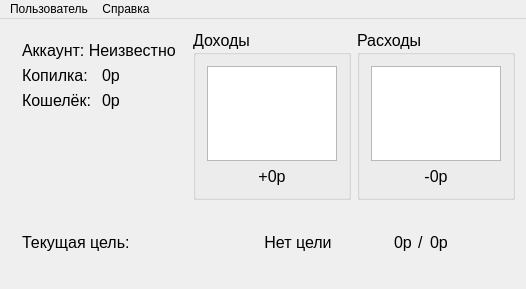
Above: hifive/CHMV/RGR/mainwindow.ui from MangriMen/SibSUTIS5semester before the change. Below: the same form after it.
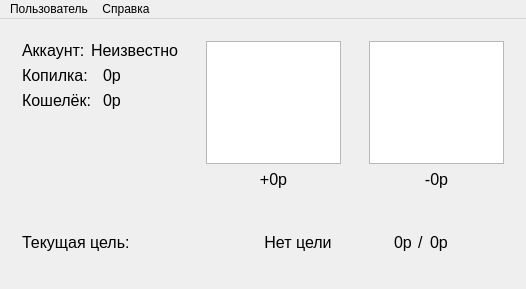
That is the form after the change. Icons and pictures are not drawn. Custom widgets are drawn as their Qt base class.

```diff
--- a/hifive/CHMV/RGR/mainwindow.ui
+++ b/hifive/CHMV/RGR/mainwindow.ui
@@ -15,8 +15,138 @@
   </property>
   <widget class="QWidget" name="centralWidget">
    <layout class="QGridLayout" name="gridLayout">
-    <item row="2" column="0" colspan="3">
-     <widget class="QWidget" name="widget_3" native="true">
+    <item row="1" column="1">
+     <spacer name="verticalSpacer">
+      <property name="font">
+       <font>
+        <pointsize>12</pointsize>
+       </font>
+      </property>
+      <property name="orientation">
+       <enum>Qt::Vertical</enum>
+      </property>
+      <property name="sizeHint" stdset="0">
+       <size>
+        <width>20</width>
+        <height>40</height>
+       </size>
+      </property>
+     </spacer>
+    </item>
+    <item row="0" column="1">
+     <widget class="QWidget" name="widAccountData" native="true">
+      <property name="font">
+       <font>
+        <pointsize>12</pointsize>
+       </font>
+      </property>
+      <layout class="QGridLayout" name="gridLayout_3">
+       <item row="0" column="0">
+        <widget class="QLabel" name="lblAccountText">
+         <property name="sizePolicy">
+          <sizepolicy hsizetype="Preferred" vsizetype="Maximum">
+           <horstretch>0</horstretch>
+           <verstretch>0</verstretch>
+          </sizepolicy>
+         </property>
+         <property name="font">
+          <font>
+           <pointsize>12</pointsize>
+          </font>
+         </property>
+         <property name="text">
+          <string>Аккаунт:</string>
+         </property>
+        </widget>
+       </item>
+       <item row="0" column="1">
+        <widget class="QLabel" name="lblAccountName">
+         <property name="font">
+          <font>
+           <pointsize>12</pointsize>
+          </font>
+         </property>
+         <property name="text">
+          <string>Неизвестно</string>
+         </property>
+        </widget>
+       </item>
+       <item row="1" column="0" colspan="2">
+        <widget class="WidgetButton" name="widFunds">
+         <property name="font">
+          <font>
+           <pointsize>12</pointsize>
+          </font>
+         </property>
+         <layout class="QGridLayout" name="gridLayout_2">
+          <property name="leftMargin">
+           <number>0</number>
+          </property>
+          <property name="topMargin">
+           <number>0</number>
+          </property>
+          <property name="rightMargin">
+           <number>0</number>
+          </property>
+          <property name="bottomMargin">
+           <number>0</number>
+          </property>
+          <item row="1" column="0">
+           <widget class="QLabel" name="lblBankText">
+            <property name="font">
+             <font>
+              <pointsize>12</pointsize>
+             </font>
+            </property>
+            <property name="text">
+             <string>Копилка:</string>
+            </property>
+           </widget>
+          </item>
+          <item row="3" column="0">
+           <widget class="QLabel" name="lblWalletText">
+            <property name="font">
+             <font>
+              <pointsize>12</pointsize>
+             </font>
+            </property>
+            <property name="text">
+             <string>Кошелёк:</string>
+            </property>
+           </widget>
+          </item>
+          <item row="3" column="1">
+           <widget class="QLabel" name="lblWalletBalance">
+            <property name="font">
+             <font>
+              <pointsize>12</pointsize>
+             </font>
+            </property>
+            <property name="text">
+             <string>0р</string>
+            </property>
+           </widget>
+          </item>
+          <item row="1" column="1">
+           <widget class="QLabel" name="lblBankBalance">
+            <property name="font">
+             <font>
+              <pointsize>12</pointsize>
+             </font>
+            </property>
+            <property name="text">
+             <string>0р</string>
+            </property>
+           </widget>
+          </item>
+         </layout>
+        </widget>
+       </item>
+      </layout>
+     </widget>
+    </item>
+    <item row="2" column="1" colspan="3">
+     <widget class="WidgetButton" name="widGoals">
       <property name="sizePolicy">
        <sizepolicy hsizetype="Preferred" vsizetype="Maximum">
         <horstretch>0</horstretch>
@@ -139,112 +269,22 @@
       </layout>
      </widget>
     </item>
-    <item row="0" column="0">
-     <widget class="QWidget" name="widget" native="true">
+    <item row="0" column="2" rowspan="2">
+     <widget class="WidgetButton" name="grBoxIncomes">
       <property name="font">
        <font>
         <pointsize>12</pointsize>
        </font>
-      </property>
-      <layout class="QVBoxLayout" name="verticalLayout">
-       <item>
-        <widget class="QLabel" name="label">
-         <property name="sizePolicy">
-          <sizepolicy hsizetype="Preferred" vsizetype="Maximum">
-           <horstretch>0</horstretch>
-           <verstretch>0</verstretch>
-          </sizepolicy>
-         </property>
-         <property name="font">
-          <font>
-           <pointsize>12</pointsize>
-          </font>
-         </property>
-         <property name="text">
-          <string>Аккаунт: Неизвестно</string>
-         </property>
-        </widget>
-       </item>
-       <item>
-        <widget class="QWidget" name="widget_2" native="true">
-         <property name="font">
-          <font>
-           <pointsize>12</pointsize>
-          </font>
-         </property>
-         <layout class="QGridLayout" name="gridLayout_2">
-          <property name="leftMargin">
-           <number>0</number>
-          </property>
-          <property name="topMargin">
-           <number>0</number>
-          </property>
-          <property name="rightMargin">
-           <number>0</number>
-          </property>
-          <property name="bottomMargin">
-           <number>0</number>
-          </property>
-          <item row="0" column="0">
-           <widget class="QLabel" name="label_2">
-            <property name="text">
-             <string>Копилка:</string>
-            </property>
-           </widget>
-          </item>
-          <item row="2" column="0">
-           <widget class="QLabel" name="label_3">
-            <property name="text">
-             <string>Кошелёк:</string>
-            </property>
-           </widget>
-          </item>
-          <item row="2" column="1">
-           <widget class="QLabel" name="label_5">
-            <property name="text">
-             <string>0р</string>
-            </property>
-           </widget>
-          </item>
-          <item row="0" column="1">
-           <widget class="QLabel" name="label_4">
-            <property name="text">
-             <string>0р</string>
-            </property>
-           </widget>
-          </item>
-         </layout>
-        </widget>
-       </item>
-      </layout>
-     </widget>
-    </item>
-    <item row="1" column="0">
-     <spacer name="verticalSpacer">
-      <property name="orientation">
-       <enum>Qt::Vertical</enum>
-      </property>
-      <property name="sizeHint" stdset="0">
-       <size>
-        <width>20</width>
-        <height>40</height>
-       </size>
-      </property>
-     </spacer>
-    </item>
-    <item row="0" column="1" rowspan="2">
-     <widget class="QGroupBox" name="groupBox">
-      <property name="font">
-       <font>
-        <pointsize>12</pointsize>
-       </font>
-      </property>
-      <property name="title">
-       <string>Доходы</string>
       </property>
       <layout class="QVBoxLayout" name="verticalLayout_2">
        <item>
-        <widget class="QListWidget" name="listWidget"/>
+        <widget class="QListView" name="listWidIncomes">
+         <property name="font">
+          <font>
+           <pointsize>12</pointsize>
+          </font>
+         </property>
+        </widget>
        </item>
        <item>
         <widget class="QLabel" name="label_6">
@@ -254,6 +294,11 @@
            <verstretch>0</verstretch>
           </sizepolicy>
          </property>
+         <property name="font">
+          <font>
+           <pointsize>12</pointsize>
+          </font>
+         </property>
          <property name="text">
           <string>+0р</string>
          </property>
@@ -265,19 +310,22 @@
       </layout>
      </widget>
     </item>
-    <item row="0" column="2" rowspan="2">
-     <widget class="QGroupBox" name="groupBox_2">
+    <item row="0" column="3" rowspan="2">
+     <widget class="WidgetButton" name="grBoxExpenses">
       <property name="font">
        <font>
         <pointsize>12</pointsize>
        </font>
       </property>
-      <property name="title">
-       <string>Расходы</string>
-      </property>
       <layout class="QVBoxLayout" name="verticalLayout_3">
        <item>
-        <widget class="QListWidget" name="listWidget_2"/>
+        <widget class="QListView" name="listWidExpenses">
+         <property name="font">
+          <font>
+           <pointsize>12</pointsize>
+          </font>
+         </property>
+        </widget>
        </item>
        <item>
         <widget class="QLabel" name="label_7">
@@ -287,6 +335,11 @@
            <verstretch>0</verstretch>
           </sizepolicy>
          </property>
+         <property name="font">
+          <font>
+           <pointsize>12</pointsize>
+          </font>
+         </property>
          <property name="text">
           <string>-0р</string>
          </property>
@@ -324,6 +377,14 @@
   </widget>
  </widget>
  <layoutdefault spacing="6" margin="11"/>
+ <customwidgets>
+  <customwidget>
+   <class>WidgetButton</class>
+   <extends>QFrame</extends>
+   <header location="global">widgetbutton.h</header>
+   <container>1</container>
+  </customwidget>
+ </customwidgets>
  <resources>
   <include location="resources.qrc"/>
  </resources>
```
Left out of the diff: 26 changed lines with no effect on the pictures.
